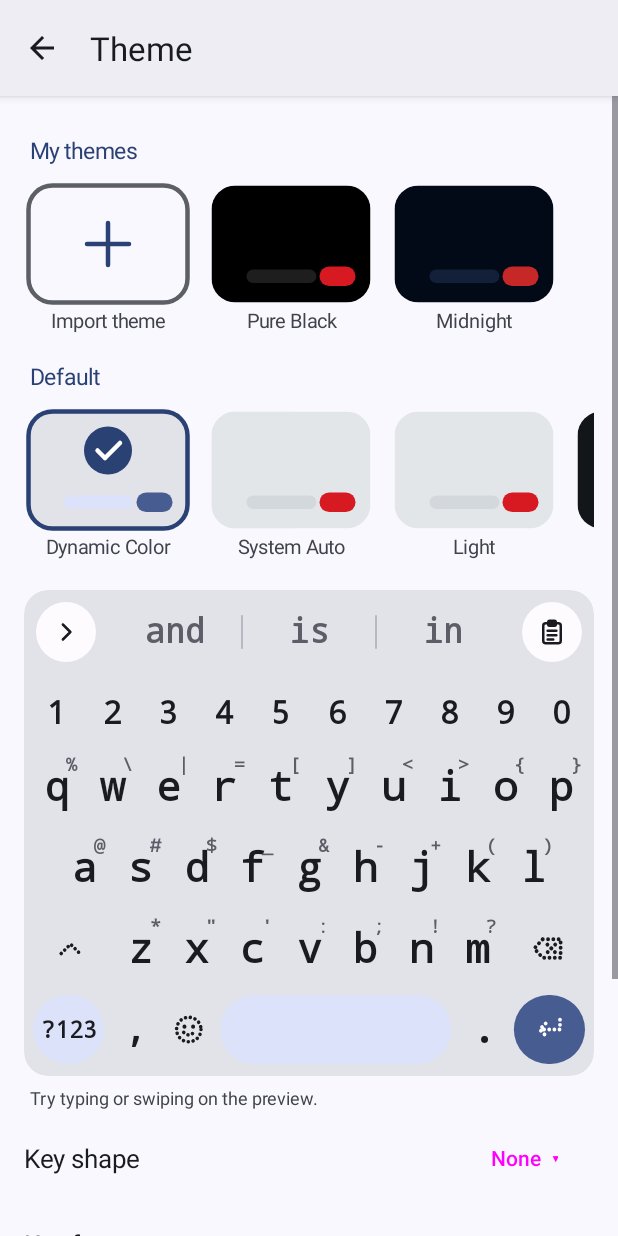
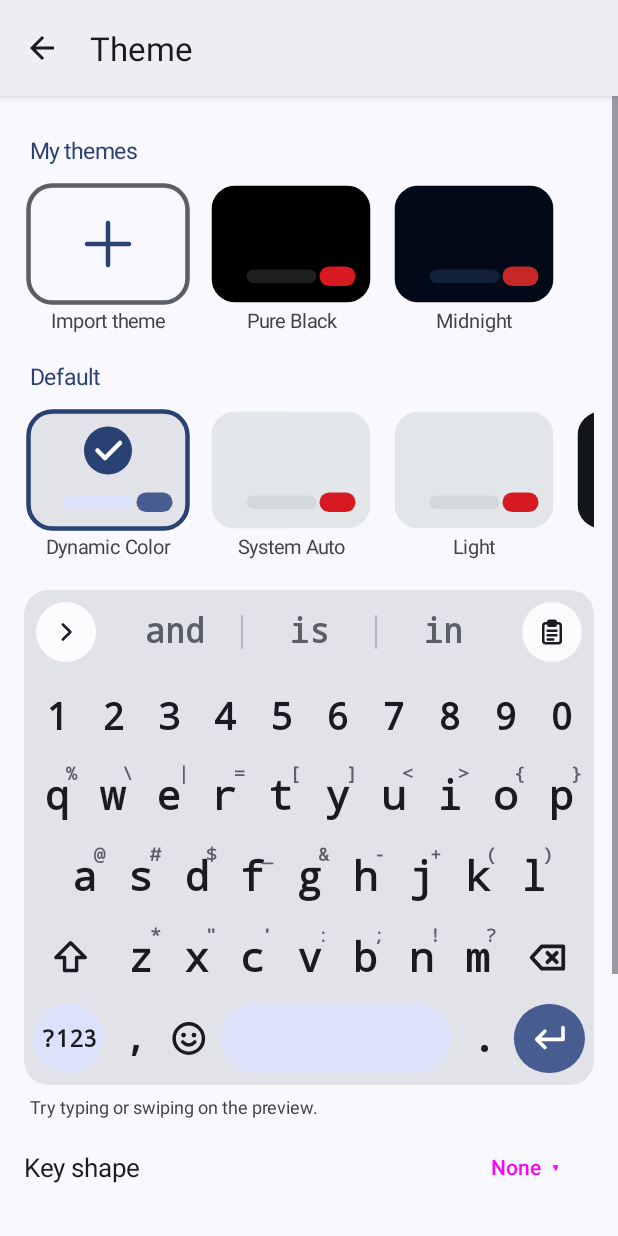
Before and after one commit to m0n0t0ne0ne/Matrix-Key, an Android app: the ThemeActivity screen opened directly, with no data from a screen before it, on a phone screen of 412 x 824 dp. Run offline under Robolectric (Android 15) with nearby library versions, the phone set to English and light mode, and no system bars.

Commit message:
Update 7: Gboard-style icons and sizes, stronger haptics, punctuation row
- Solid icons like Gboard (filled grid, gear, shift arrow; larger icons);
  dot-matrix key icons are now an option in Preferences
- Number row as tall as the letter rows
- Haptic strength slider now scales duration and amplitude (much firmer
  at the top); cursor ticks scale too
- Punctuation row in the suggestion bar after a word when there are no
  next-word predictions

Co-Authored-By: Claude Opus 5.5 <noreply@anthropic.com>
Claude-Session: https://claude.ai/code/session_01RgW5PaEQRXyEfhdyiPKj7f

```diff
--- a/app/build.gradle.kts
+++ b/app/build.gradle.kts
@@ -13,8 +13,8 @@ android {
         applicationId = "com.matrixkey"
         minSdk = 29
         targetSdk = 34
-        versionCode = 7
-        versionName = "Update 6"
+        versionCode = 8
+        versionName = "Update 7"
     }
 
     // A fixed key committed to the repo, so every build can be installed as an
--- a/app/src/main/java/com/matrixkey/Prefs.kt
+++ b/app/src/main/java/com/matrixkey/Prefs.kt
@@ -22,6 +22,7 @@ class Prefs(context: Context) {
     val layout get() = s("layout", "qwerty")
     val numberRow get() = b("number_row", true)
     val symbolHints get() = b("symbol_hints", true)
+    val dottedIcons get() = b("dotted_icons", false)
     val emojiKey get() = b("emoji_key", true)
     val toolbar get() = b("toolbar", true)
     val oneHanded get() = s("one_handed", "off")
--- a/app/src/main/java/com/matrixkey/keyboard/Icons.kt
+++ b/app/src/main/java/com/matrixkey/keyboard/Icons.kt
@@ -29,13 +29,13 @@ object Icons {
         addRoundRect(RectF(l, t, r, b), rad, rad, Path.Direction.CW)
 
     private val strokes: Map<Icon, Path> = mapOf(
-        Icon.SHIFT to p { moveTo(5.5f, 15.5f); lineTo(12f, 9f); lineTo(18.5f, 15.5f) },
-        Icon.CAPS to p { moveTo(5.5f, 13.5f); lineTo(12f, 7f); lineTo(18.5f, 13.5f); moveTo(7f, 18f); lineTo(17f, 18f) },
+        Icon.SHIFT to p { moveTo(12f, 3.5f); lineTo(3.5f, 12f); lineTo(8.5f, 12f); lineTo(8.5f, 19.5f); lineTo(15.5f, 19.5f); lineTo(15.5f, 12f); lineTo(20.5f, 12f); close() },
+        Icon.CAPS to p { moveTo(12f, 2.5f); lineTo(3.5f, 11f); lineTo(8.5f, 11f); lineTo(8.5f, 16.5f); lineTo(15.5f, 16.5f); lineTo(15.5f, 11f); lineTo(20.5f, 11f); close(); moveTo(8.5f, 20.5f); lineTo(15.5f, 20.5f) },
         Icon.BACKSPACE to p {
             moveTo(9f, 6f); lineTo(20.5f, 6f); lineTo(20.5f, 18f); lineTo(9f, 18f); lineTo(3.5f, 12f); close()
             moveTo(12f, 9.5f); lineTo(17f, 14.5f); moveTo(17f, 9.5f); lineTo(12f, 14.5f)
         },
-        Icon.ENTER to p { moveTo(19f, 5.5f); lineTo(19f, 12f); lineTo(5.5f, 12f); moveTo(9.5f, 8f); lineTo(5.5f, 12f); lineTo(9.5f, 16f) },
+        Icon.ENTER to p { moveTo(19.5f, 6f); lineTo(19.5f, 12.5f); lineTo(5f, 12.5f); moveTo(9.5f, 8f); lineTo(5f, 12.5f); lineTo(9.5f, 17f) },
         Icon.SEARCH to p { circle(10.5f, 10.5f, 6.5f); moveTo(15.5f, 15.5f); lineTo(20.5f, 20.5f) },
         Icon.SEND to p { moveTo(4f, 12f); lineTo(20f, 12f); moveTo(14f, 6f); lineTo(20f, 12f); lineTo(14f, 18f) },
         Icon.NEXT to p { moveTo(5f, 12f); lineTo(18f, 12f); moveTo(13f, 7f); lineTo(18f, 12f); lineTo(13f, 17f) },
@@ -54,11 +54,35 @@ object Icons {
         Icon.GRID to p { roundRect(4f, 4f, 11f, 11f, 2f); roundRect(13f, 4f, 20f, 11f, 2f); roundRect(4f, 13f, 11f, 20f, 2f); roundRect(13f, 13f, 20f, 20f, 2f) },
     )
 
-    /** Parts that are always filled (eyes, mic capsule, gear teeth). */
+    /** Parts that are always filled (eyes, mic capsule). */
     private val fills: Map<Icon, Path> = mapOf(
         Icon.EMOJI to p { circle(9f, 10f, 1.4f); circle(15f, 10f, 1.4f) },
         Icon.MIC to p { roundRect(9f, 3f, 15f, 14f, 3f) },
     )
+
+    /** Solid (Gboard-style) icons drawn as one filled shape instead of strokes. */
+    private val solidFills: Map<Icon, Path> = mapOf(
+        Icon.GRID to p { roundRect(3.5f, 3.5f, 10.5f, 10.5f, 2.2f); roundRect(13.5f, 3.5f, 20.5f, 10.5f, 2.2f); roundRect(3.5f, 13.5f, 10.5f, 20.5f, 2.2f); roundRect(13.5f, 13.5f, 20.5f, 20.5f, 2.2f) },
+        Icon.SETTINGS to gear(),
+    )
+
+    /** A filled gear with a round hole, like Material's settings icon. */
+    private fun gear(): Path {
+        val path = Path()
+        val teeth = 8
+        val outer = 10.2f; val inner = 7.6f
+        val steps = teeth * 4
+        for (i in 0..steps) {
+            val a = (Math.PI * 2 * i / steps - Math.PI / 2 + Math.PI / steps).toFloat()
+            val r = if ((i / 2) % 2 == 0) outer else inner
+            val x = 12f + r * kotlin.math.cos(a); val y = 12f + r * kotlin.math.sin(a)
+            if (i == 0) path.moveTo(x, y) else path.lineTo(x, y)
+        }
+        path.close()
+        path.addCircle(12f, 12f, 3.3f, Path.Direction.CW)
+        path.fillType = Path.FillType.EVEN_ODD
+        return path
+    }
 
     fun draw(canvas: Canvas, icon: Icon, cx: Float, cy: Float, size: Float, color: Int, dotted: Boolean, filledShift: Boolean = false) {
         val scale = size / 24f
@@ -67,6 +91,15 @@ object Icons {
         matrix.postTranslate(cx - 12f * scale, cy - 12f * scale)
 
         paint.color = color
+        val solid = if (!dotted) solidFills[icon] else null
+        if (solid != null) {
+            tmp.reset()
+            solid.transform(matrix, tmp)
+            tmp.fillType = solid.fillType
+            paint.style = Paint.Style.FILL
+            canvas.drawPath(tmp, paint)
+            return
+        }
         strokes[icon]?.let { src ->
             tmp.reset()
             src.transform(matrix, tmp)
@@ -76,12 +109,16 @@ object Icons {
                 paint.pathEffect = DashPathEffect(floatArrayOf(0.01f, 3.4f * scale), 0f)
             } else {
                 paint.strokeWidth = 2f * scale
-                paint.pathEffect = if (icon == Icon.SETTINGS) null else null
+                paint.pathEffect = null
             }
             if (icon == Icon.SETTINGS) {
-                // Gear: dashed thick ring reads as teeth.
+                // Dotted gear: a dashed thick ring reads as teeth.
                 paint.strokeWidth = 3.2f * scale
                 paint.pathEffect = DashPathEffect(floatArrayOf(2.6f * scale, 1.9f * scale), 0f)
+            }
+            if ((icon == Icon.SHIFT && filledShift) || icon == Icon.CAPS) {
+                paint.style = Paint.Style.FILL_AND_STROKE
+                paint.pathEffect = null
             }
             canvas.drawPath(tmp, paint)
             paint.pathEffect = null
@@ -92,11 +129,5 @@ object Icons {
             paint.style = Paint.Style.FILL
             canvas.drawPath(tmp, paint)
         }
-        if (icon == Icon.SHIFT && filledShift) {
-            tmp.reset()
-            p { moveTo(5.5f, 15.5f); lineTo(12f, 9f); lineTo(18.5f, 15.5f); close() }.transform(matrix, tmp)
-            paint.style = Paint.Style.FILL
-            canvas.drawPath(tmp, paint)
-        }
     }
 }
--- a/app/src/main/java/com/matrixkey/keyboard/KeyboardView.kt
+++ b/app/src/main/java/com/matrixkey/keyboard/KeyboardView.kt
@@ -49,6 +49,8 @@ class KeyboardView(context: Context, private val overlay: OverlayView) : View(co
     lateinit var theme: KeyboardTheme
     var typeface: Typeface = Typeface.DEFAULT
     var dotStyle = true
+    /** Draw shift/backspace/enter/emoji as dot-matrix icons instead of solid ones. */
+    var dottedIcons = false
     /** "rounded" | "rectangular" | "none" */
     var keyShape = "none"
     var showHints = true
@@ -176,15 +178,15 @@ class KeyboardView(context: Context, private val overlay: OverlayView) : View(co
         val fg = if (k.type == KeyType.ENTER) t.onAccent else t.text
         val cx = k.rect.centerX()
         val cy = k.rect.centerY()
-        val iconSize = k.rect.height() * 0.5f
+        val iconSize = k.rect.height() * 0.6f
         when (k.type) {
             KeyType.SHIFT -> Icons.draw(
-                canvas, if (shift == ShiftState.LOCKED) Icon.CAPS else Icon.SHIFT, cx, cy, iconSize, fg, dotStyle,
+                canvas, if (shift == ShiftState.LOCKED) Icon.CAPS else Icon.SHIFT, cx, cy, iconSize, fg, dottedIcons,
                 filledShift = shift == ShiftState.ON
             )
-            KeyType.BACKSPACE -> Icons.draw(canvas, Icon.BACKSPACE, cx, cy, iconSize * 1.08f, fg, dotStyle)
-            KeyType.ENTER -> Icons.draw(canvas, enterIcon, cx, cy, iconSize * 1.05f, fg, dotStyle)
-            KeyType.EMOJI -> Icons.draw(canvas, Icon.EMOJI, cx, cy, iconSize, fg, dotStyle)
+            KeyType.BACKSPACE -> Icons.draw(canvas, Icon.BACKSPACE, cx, cy, iconSize * 1.08f, fg, dottedIcons)
+            KeyType.ENTER -> Icons.draw(canvas, enterIcon, cx, cy, iconSize * 1.05f, fg, dottedIcons)
+            KeyType.EMOJI -> Icons.draw(canvas, Icon.EMOJI, cx, cy, iconSize, fg, dottedIcons)
             KeyType.SPACE -> {}
             else -> {
                 var text = k.label
--- a/app/src/main/java/com/matrixkey/keyboard/Layouts.kt
+++ b/app/src/main/java/com/matrixkey/keyboard/Layouts.kt
@@ -35,7 +35,7 @@ class Row(val keys: List<Key>, val heightDp: Float)
 
 object Layouts {
     const val LETTER_ROW_DP = 54f
-    const val NUMBER_ROW_DP = 44f
+    const val NUMBER_ROW_DP = 50f
 
     private val letterRows = mapOf(
         "qwerty" to listOf("qwertyuiop", "asdfghjkl", "zxcvbnm"),
--- a/app/src/main/java/com/matrixkey/settings/ThemeActivity.kt
+++ b/app/src/main/java/com/matrixkey/settings/ThemeActivity.kt
@@ -323,6 +323,7 @@ class ThemeActivity : AppCompatActivity() {
         preview.keyShape = keyShape
         preview.showHints = prefs.symbolHints
         preview.textScale = prefs.keyTextScale
+        preview.dottedIcons = prefs.dottedIcons
         preview.popupEnabled = prefs.popup
         preview.glideEnabled = true
         preview.trailEnabled = true
--- a/app/src/main/res/xml/prefs_preferences.xml
+++ b/app/src/main/res/xml/prefs_preferences.xml
@@ -13,6 +13,12 @@
             android:title="Symbol hints"
             android:summary="Long-press a key for its symbol"
             android:defaultValue="true"
+            app:iconSpaceReserved="false" />
+        <SwitchPreferenceCompat
+            android:key="dotted_icons"
+            android:title="Dot-matrix key icons"
+            android:summary="Draw shift, backspace and enter as dots instead of solid icons"
+            android:defaultValue="false"
             app:iconSpaceReserved="false" />
         <SwitchPreferenceCompat
             android:key="emoji_key"
```
Also changed, not shown: app/src/main/java/com/matrixkey/MatrixKeyService.kt (+32 -0 lines), app/src/main/java/com/matrixkey/keyboard/Feedback.kt (+18 -12 lines), app/src/main/java/com/matrixkey/keyboard/TopBarView.kt (+16 -8 lines).
